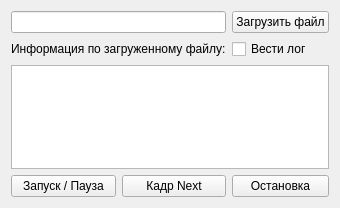
Old version of the form Widgets/CommandControllerWidget.ui in the repository AlexanderMokhov/AR-600Controller.
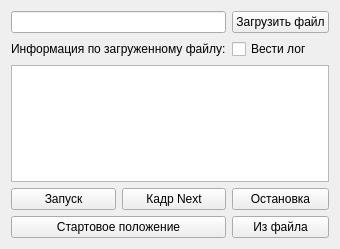
New version of the form.

The edit to the form file:
```diff
--- a/Widgets/CommandControllerWidget.ui
+++ b/Widgets/CommandControllerWidget.ui
@@ -7,18 +7,15 @@
     <x>0</x>
     <y>0</y>
     <width>312</width>
-    <height>208</height>
+    <height>249</height>
    </rect>
   </property>
   <property name="windowTitle">
    <string>Form</string>
   </property>
-  <layout class="QVBoxLayout" name="verticalLayout">
-   <item>
+  <layout class="QGridLayout" name="gridLayout_2">
+   <item row="0" column="0">
     <layout class="QGridLayout" name="gridLayout">
-     <property name="sizeConstraint">
-      <enum>QLayout::SetDefaultConstraint</enum>
-     </property>
      <item row="0" column="0" colspan="2">
       <widget class="QLineEdit" name="FilePathTextBox">
        <property name="sizePolicy">
@@ -49,6 +46,16 @@
        </property>
       </widget>
      </item>
+     <item row="1" column="2">
+      <widget class="QCheckBox" name="checkBoxLog">
+       <property name="layoutDirection">
+        <enum>Qt::LeftToRight</enum>
+       </property>
+       <property name="text">
+        <string>Вести лог</string>
+       </property>
+      </widget>
+     </item>
      <item row="2" column="0" colspan="3">
       <widget class="QTextEdit" name="MessageTextBox">
        <property name="enabled">
@@ -68,7 +75,7 @@
      <item row="3" column="0">
       <widget class="QPushButton" name="ButtonPlayPause">
        <property name="text">
-        <string>Запуск / Пауза</string>
+        <string>Запуск</string>
        </property>
       </widget>
      </item>
@@ -86,13 +93,17 @@
        </property>
       </widget>
      </item>
-     <item row="1" column="2">
-      <widget class="QCheckBox" name="checkBoxLog">
-       <property name="layoutDirection">
-        <enum>Qt::LeftToRight</enum>
+     <item row="4" column="0" colspan="2">
+      <widget class="QPushButton" name="ButtonGoStartPos">
+       <property name="text">
+        <string>Стартовое положение</string>
        </property>
+      </widget>
+     </item>
+     <item row="4" column="2">
+      <widget class="QPushButton" name="ButtonStartFile">
        <property name="text">
-        <string>Вести лог</string>
+        <string>Из файла</string>
        </property>
       </widget>
      </item>
```
